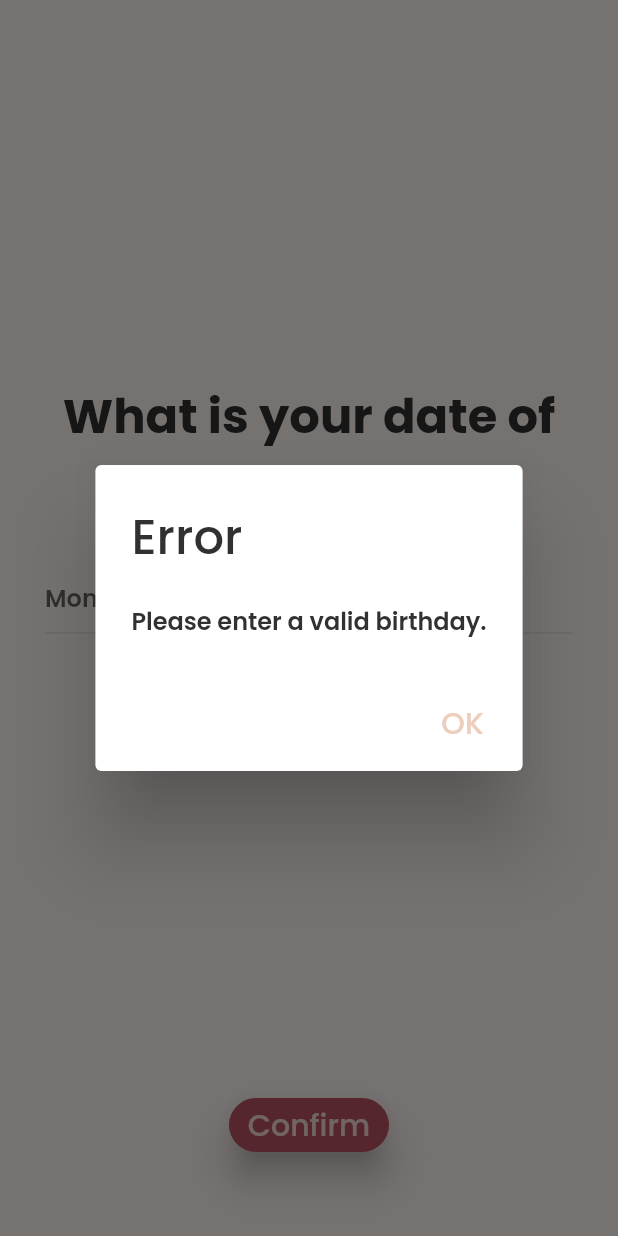
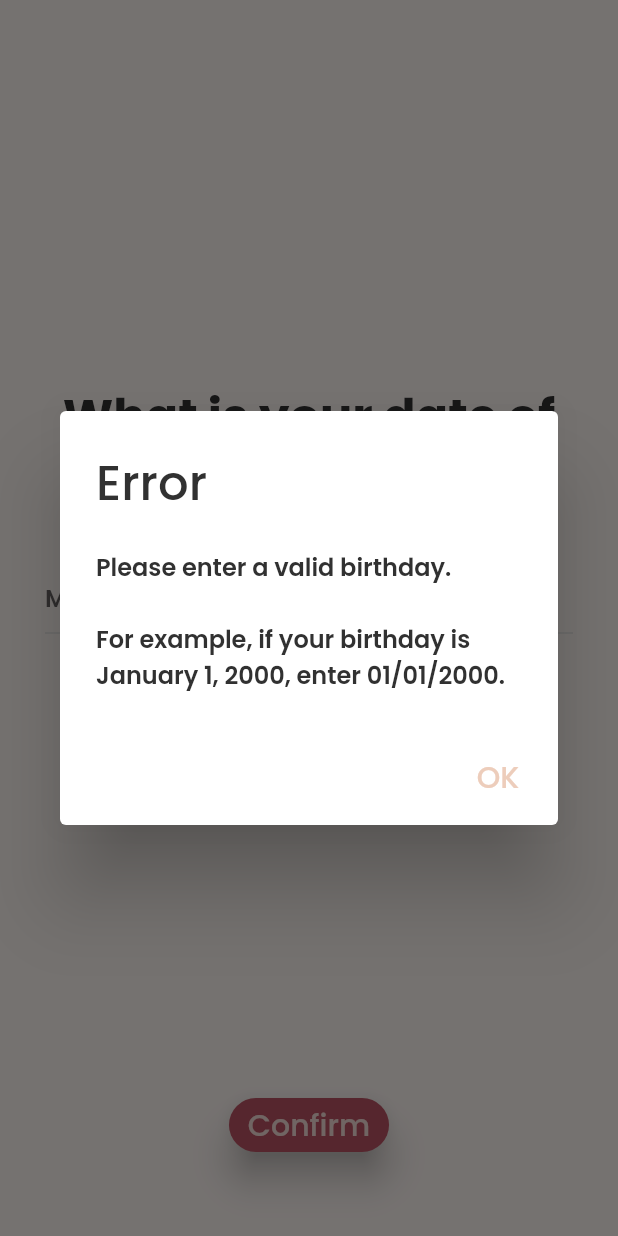
Before and after one commit to rpibusybees/RPIRizz, a Flutter app: the BirthdayPage screen opened directly, after a tap on "Confirm", on a phone screen of 412 x 824 dp. Run offline on Flutter 3.47's test engine with Material 2 defaults, Android fonts, the phone set to English and light mode, and no system bars; our stand-ins replace carousel_slider, cloud_firestore, firebase_auth, firebase_core, firebase_storage, flutter_spinkit and 3 more; accounts and stored records are empty; generated files the repository leaves out were written again.

Commit message:
added empty checking
added checks for empty lists and also added fixes to ios support so that you can move past your birthday by adding gesturedetector and ontap to unfocus

```diff
--- a/rizz/lib/questionnaire/birthday.dart
+++ b/rizz/lib/questionnaire/birthday.dart
@@ -2,6 +2,7 @@
 /// and save it to the database
 
 library birthday;
+
 import 'package:flutter/material.dart';
 import 'package:rizz/nextbutton.dart';
 import 'package:rizz/spacingbox.dart';
@@ -11,14 +12,14 @@ import 'package:firebase_auth/firebase_auth.dart';
 import 'package:cloud_firestore/cloud_firestore.dart';
 import 'package:flutter/services.dart';
 
-class BirthdayPage extends StatefulWidget{
+class BirthdayPage extends StatefulWidget {
   const BirthdayPage({Key? key}) : super(key: key);
 
   @override
   State<StatefulWidget> createState() => BirthdayPageState();
 }
 
-class BirthdayPageState extends State<BirthdayPage>{
+class BirthdayPageState extends State<BirthdayPage> {
   final TextEditingController yearController = TextEditingController();
   final TextEditingController monthController = TextEditingController();
   final TextEditingController dayController = TextEditingController();
@@ -44,32 +45,30 @@ class BirthdayPageState extends State<BirthdayPage>{
     await db.collection('users').doc(user!.uid).update({"birthday": birthday});
   }
 
-  bool isValid(String year, String month, String day){
-
-    if(year.length != 4){
+  bool isValid(String year, String month, String day) {
+    if (year.length != 4) {
       return false;
     }
     int yearNum = int.parse(year);
     int monthNum = int.parse(month);
     int dayNum = int.parse(day);
 
-    if(yearNum > DateTime.now().year){
+    if (yearNum > DateTime.now().year) {
       return false;
     }
-    if(monthNum > 12 || monthNum < 1){
+    if (monthNum > 12 || monthNum < 1) {
       return false;
     }
 
-    var daysInMonth = [31,28,31,30,31,30,31,31,30,31,30,31];
-    var daysInMonthLeap = [31,29,31,30,31,30,31,31,30,31,30,31];
+    var daysInMonth = [31, 28, 31, 30, 31, 30, 31, 31, 30, 31, 30, 31];
+    var daysInMonthLeap = [31, 29, 31, 30, 31, 30, 31, 31, 30, 31, 30, 31];
 
-    if(yearNum % 4 == 0){
-      if(daysInMonthLeap[monthNum-1] < dayNum){
+    if (yearNum % 4 == 0) {
+      if (daysInMonthLeap[monthNum - 1] < dayNum) {
         return false;
       }
-    }
-    else{
-      if(daysInMonth[monthNum-1] < dayNum){
+    } else {
+      if (daysInMonth[monthNum - 1] < dayNum) {
         return false;
       }
     }
@@ -77,7 +76,7 @@ class BirthdayPageState extends State<BirthdayPage>{
     return true;
   }
 
-  void textPopup(){
+  void textPopup() {
     showDialog(
       context: context,
       builder: (context) => AlertDialog(
@@ -90,8 +89,7 @@ class BirthdayPageState extends State<BirthdayPage>{
           ),
         ],
         content: const Text(
-            "Please enter a valid birthday."
-          ),
+            "Please enter a valid birthday.\n\nFor example, if your birthday is January 1, 2000, enter 01/01/2000."),
         title: const Text('Error'),
       ),
     );
@@ -99,8 +97,12 @@ class BirthdayPageState extends State<BirthdayPage>{
 
   @override
   Widget build(BuildContext context) {
-
-    return Scaffold(
+    return GestureDetector(
+        onTap: () {
+          // Unfocus the text fields when tapping outside
+          FocusScope.of(context).unfocus();
+        },
+        child: Scaffold(
             resizeToAvoidBottomInset: false,
             body: Container(
               color: Theme.of(context).colorScheme.background,
@@ -109,7 +111,6 @@ class BirthdayPageState extends State<BirthdayPage>{
                   crossAxisAlignment: CrossAxisAlignment.center,
                   children: <Widget>[
                     const SpacingBox(),
-
                     Container(
                       padding: Consts.questionPadding,
                       child: Text(
@@ -118,34 +119,26 @@ class BirthdayPageState extends State<BirthdayPage>{
                         textAlign: TextAlign.center,
                       ),
                     ),
-
                     Container(
                         padding: Consts.fieldPadding,
-              child: Row(
-                children: [
+                        child: Row(children: [
                           Expanded(
                             child: TextField(
                                 keyboardType: TextInputType.number,
                                 controller: monthController,
-                      inputFormatters:[
+                                inputFormatters: [
                                   FilteringTextInputFormatter.digitsOnly
                                 ],
                                 decoration: InputDecoration(
                                     focusedBorder: OutlineInputBorder(
                                         borderSide: BorderSide(
                                             width: 1,
-                            color: Theme.of(context).colorScheme.onSurface
-                          )
+                                            color: Theme.of(context)
+                                                .colorScheme
+                                                .onSurface)),
+                                    hintText: "Month")),
                           ),
-                        hintText: "Month"
-                      )
-                    ),
-                  ),
-
-                  const SizedBox(
-                    width: 15
-                    ),
-
+                          const SizedBox(width: 15),
                           Expanded(
                             child: TextField(
                                 keyboardType: TextInputType.number,
@@ -154,18 +147,12 @@ class BirthdayPageState extends State<BirthdayPage>{
                                     focusedBorder: OutlineInputBorder(
                                         borderSide: BorderSide(
                                             width: 1,
-                            color: Theme.of(context).colorScheme.onSurface
-                          )
+                                            color: Theme.of(context)
+                                                .colorScheme
+                                                .onSurface)),
+                                    hintText: "Day")),
                           ),
-                        hintText: "Day"
-                      )
-                    ),
-                  ),
-
-                  const SizedBox(
-                    width: 15
-                    ),
-
+                          const SizedBox(width: 15),
                           Expanded(
                             child: TextField(
                                 keyboardType: TextInputType.number,
@@ -174,27 +161,27 @@ class BirthdayPageState extends State<BirthdayPage>{
                                     focusedBorder: OutlineInputBorder(
                                         borderSide: BorderSide(
                                             width: 1,
-                            color: Theme.of(context).colorScheme.onSurface
-                          )
+                                            color: Theme.of(context)
+                                                .colorScheme
+                                                .onSurface)),
+                                    hintText: "Year")),
                           ),
-                        hintText: "Year"
-                      )
-                    ),
-                  ),
-                ]
-              )
-            ),
+                        ])),
                     const SpacingBox(),
                     Container(
                         margin: Consts.bottomButtonPadding,
-              child: NextButton(onPressed: (){
+                        child: NextButton(onPressed: () {
                           String year = yearController.text;
                           String month = monthController.text;
                           String day = dayController.text;
-                if (isValid(year, month, day)){
+                          if (isValid(year, month, day)) {
                             // the entry was valid
-                  if (month.length < 2) {month = "0$month";}
-                  if (day.length < 2) {day = "0$day";}
+                            if (month.length < 2) {
+                              month = "0$month";
+                            }
+                            if (day.length < 2) {
+                              day = "0$day";
+                            }
                             String yearmonthday = year + month + day;
                             DateTime birthday = DateTime.parse(yearmonthday);
                             addBirthdayToDatabase(birthday);
@@ -203,17 +190,12 @@ class BirthdayPageState extends State<BirthdayPage>{
                               MaterialPageRoute(
                                   builder: (context) => const GenderPage()),
                             );
-                }
-                else{
+                          } else {
                             // say the entry was not valid
                             textPopup();
                           }
-
-              })
-            ),
-          ]
-        ),
-      )
-    );
+                        })),
+                  ]),
+            )));
   }
 }
```
Also changed, not shown: rizz/lib/questionnaire/aboutme.dart (+30 -22 lines), rizz/lib/questionnaire/lifestyle.dart (+31 -6 lines), rizz/lib/questionnaire/lifestylequiz.dart (+29 -7 lines). Lines whose indentation alone changed are shown as unchanged.
